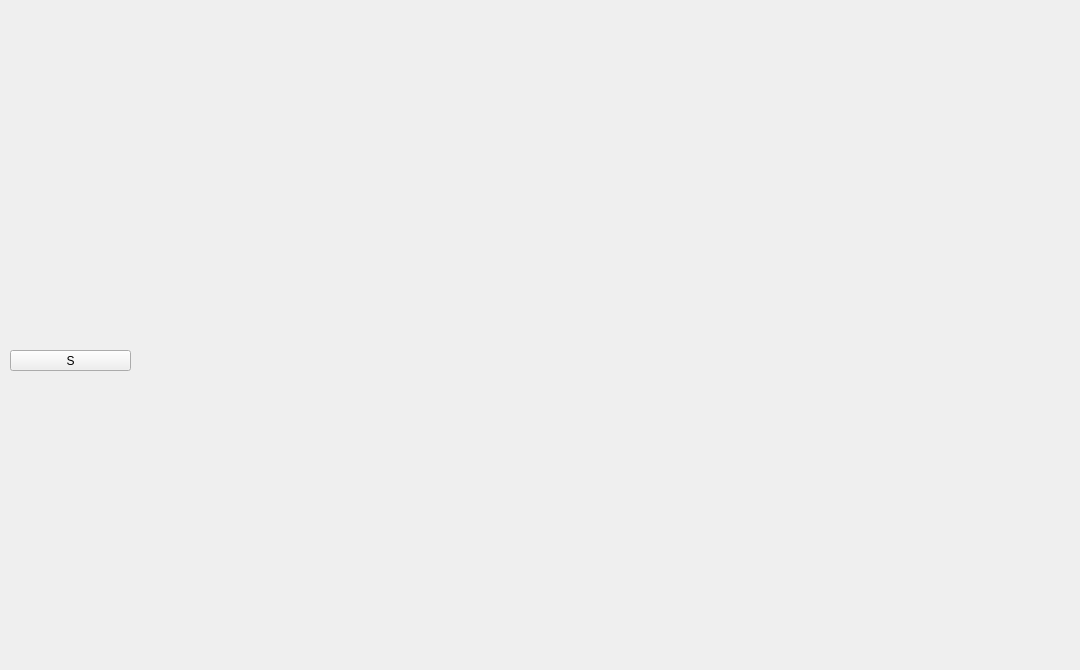
Qt form menu.ui (a12387/QtTheSpire) before a commit.
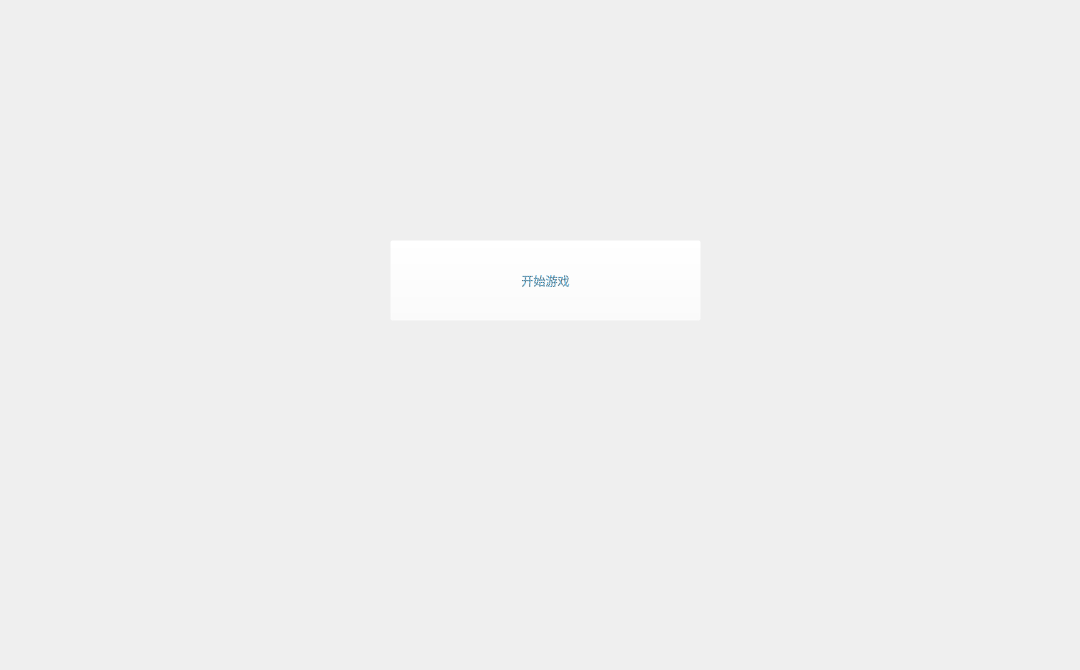
The same form after that commit. Icons and pictures are not drawn.

Patch:
```diff
--- a/menu.ui
+++ b/menu.ui
@@ -16,14 +16,36 @@
   <widget class="QPushButton" name="pushButton">
    <property name="geometry">
     <rect>
-     <x>10</x>
-     <y>350</y>
-     <width>121</width>
-     <height>21</height>
+     <x>390</x>
+     <y>240</y>
+     <width>311</width>
+     <height>81</height>
     </rect>
    </property>
+   <property name="styleSheet">
+    <string notr="true">color: qradialgradient(spread:repeat, cx:0.5, cy:0.5, radius:0.077, fx:0.5, fy:0.5, stop:0 rgba(0, 169, 255, 147), stop:0.497326 rgba(0, 0, 0, 147), stop:1 rgba(0, 169, 255, 147));
+background-color: rgba(255, 255, 255, 0);
+font: 22pt &quot;华文琥珀&quot;;</string>
+   </property>
    <property name="text">
-    <string>S</string>
+    <string>开始游戏</string>
+   </property>
+  </widget>
+  <widget class="QLabel" name="label">
+   <property name="geometry">
+    <rect>
+     <x>20</x>
+     <y>0</y>
+     <width>251</width>
+     <height>221</height>
+    </rect>
+   </property>
+   <property name="styleSheet">
+    <string notr="true">image: url(:/game/resource/ui/eng.png);
+background-color: rgba(255, 255, 255, 0);</string>
+   </property>
+   <property name="text">
+    <string/>
    </property>
   </widget>
  </widget>
```
